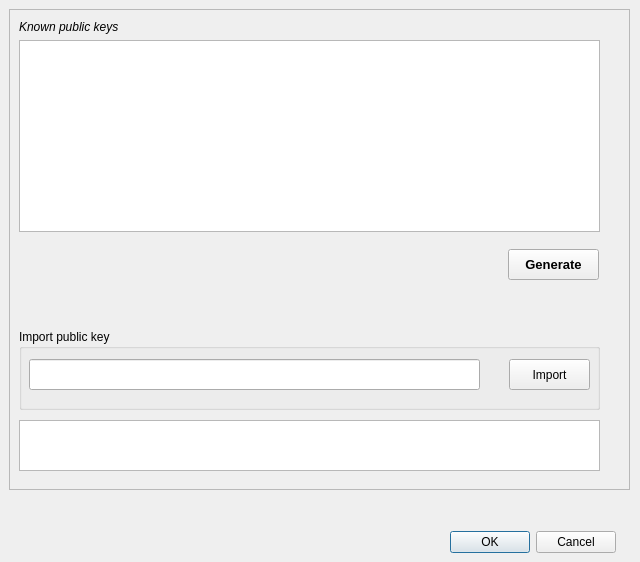
The window that cryptodialog.ui (egge313/eggemesg) describes before a commit, drawn with Qt 5.
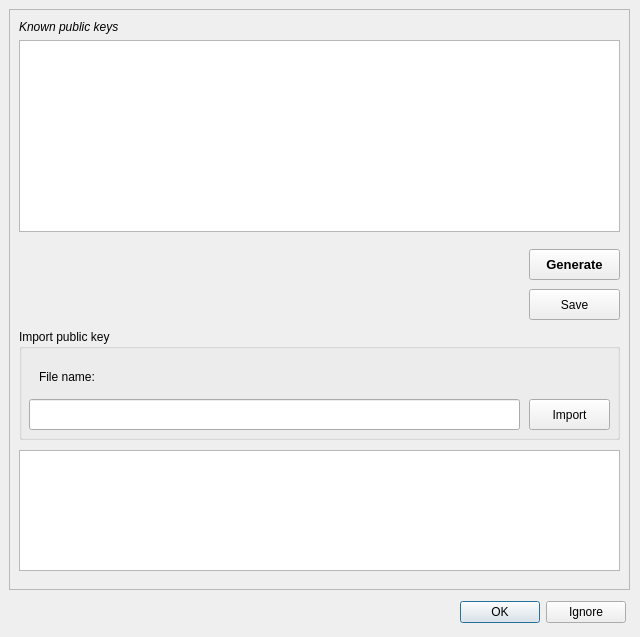
The same window after the commit.

```diff
--- a/cryptodialog.ui
+++ b/cryptodialog.ui
@@ -7,7 +7,7 @@
     <x>0</x>
     <y>0</y>
     <width>640</width>
-    <height>562</height>
+    <height>637</height>
    </rect>
   </property>
   <property name="windowTitle">
@@ -19,7 +19,7 @@
      <x>9</x>
      <y>9</y>
      <width>621</width>
-     <height>481</height>
+     <height>581</height>
     </rect>
    </property>
    <property name="frameShape">
@@ -52,7 +52,7 @@
      <rect>
       <x>10</x>
       <y>31</y>
-      <width>581</width>
+      <width>601</width>
       <height>192</height>
      </rect>
     </property>
@@ -74,8 +74,8 @@
      <rect>
       <x>10</x>
       <y>240</y>
-      <width>16</width>
-      <height>16</height>
+      <width>491</width>
+      <height>61</height>
      </rect>
     </property>
     <property name="frameShape">
@@ -91,7 +91,7 @@
    <widget class="QPushButton" name="generatePushButton">
     <property name="geometry">
      <rect>
-      <x>499</x>
+      <x>520</x>
       <y>240</y>
       <width>91</width>
       <height>31</height>
@@ -117,9 +117,9 @@
     <property name="geometry">
      <rect>
       <x>10</x>
-      <y>411</y>
-      <width>581</width>
-      <height>51</height>
+      <y>441</y>
+      <width>601</width>
+      <height>121</height>
      </rect>
     </property>
    </widget>
@@ -128,18 +128,21 @@
      <rect>
       <x>10</x>
       <y>320</y>
-      <width>581</width>
-      <height>81</height>
+      <width>601</width>
+      <height>111</height>
      </rect>
     </property>
     <property name="title">
      <string>Import public key</string>
     </property>
+    <property name="alignment">
+     <set>Qt::AlignmentFlag::AlignLeading|Qt::AlignmentFlag::AlignLeft|Qt::AlignmentFlag::AlignTop</set>
+    </property>
     <widget class="QPushButton" name="pushButtonImport">
      <property name="geometry">
       <rect>
-       <x>490</x>
-       <y>30</y>
+       <x>510</x>
+       <y>70</y>
        <width>81</width>
        <height>31</height>
       </rect>
@@ -152,19 +155,48 @@
      <property name="geometry">
       <rect>
        <x>10</x>
-       <y>30</y>
-       <width>451</width>
+       <y>70</y>
+       <width>491</width>
        <height>31</height>
       </rect>
      </property>
     </widget>
+    <widget class="QLabel" name="labelFileName">
+     <property name="geometry">
+      <rect>
+       <x>20</x>
+       <y>40</y>
+       <width>261</width>
+       <height>16</height>
+      </rect>
+     </property>
+     <property name="text">
+      <string>File name:</string>
+     </property>
+    </widget>
+   </widget>
+   <widget class="QPushButton" name="pushButtonSaveOwnPubKey">
+    <property name="geometry">
+     <rect>
+      <x>520</x>
+      <y>280</y>
+      <width>91</width>
+      <height>31</height>
+     </rect>
+    </property>
+    <property name="toolTip">
+     <string>Save your public key to a file to safely distribute it to someone</string>
+    </property>
+    <property name="text">
+     <string>Save</string>
+    </property>
    </widget>
   </widget>
   <widget class="QDialogButtonBox" name="cryptoButtonBox">
    <property name="geometry">
     <rect>
-     <x>450</x>
-     <y>530</y>
+     <x>460</x>
+     <y>600</y>
      <width>166</width>
      <height>24</height>
     </rect>
@@ -176,7 +208,7 @@
     <enum>Qt::Orientation::Horizontal</enum>
    </property>
    <property name="standardButtons">
-    <set>QDialogButtonBox::StandardButton::Cancel|QDialogButtonBox::StandardButton::Ok</set>
+    <set>QDialogButtonBox::StandardButton::Ignore|QDialogButtonBox::StandardButton::Ok</set>
    </property>
    <property name="centerButtons">
     <bool>false</bool>
```
Left out of the diff: 3 changed lines with no effect on the pictures.
